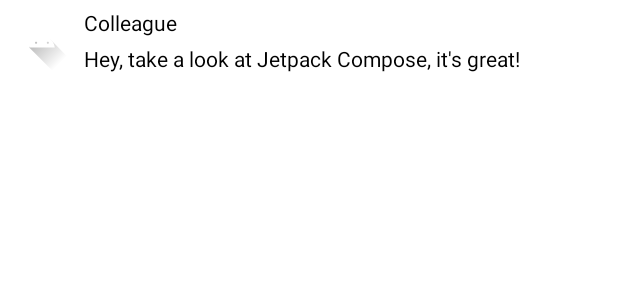
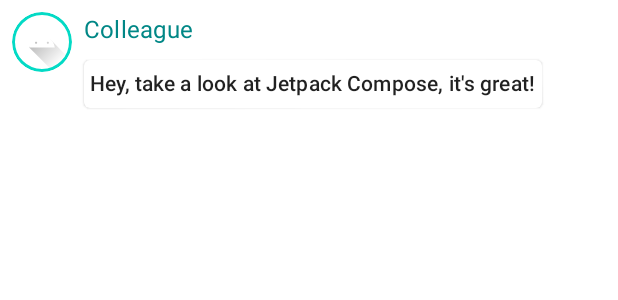
Before and after one commit to l2hyunwoo/AndroidComposeSamples, an Android app built with Jetpack Compose: the @Preview function PreviewMessageCard, on a phone screen of 412 x 824 dp. Shown: the top 300 px of the screen. Run offline under Robolectric (Android 15) with nearby library versions, the phone set to English and light mode, and no system bars.

Commit message:
Theme, Color, Style

```diff
--- a/app/src/main/java/com/nunu/composesamples/MainActivity.kt
+++ b/app/src/main/java/com/nunu/composesamples/MainActivity.kt
@@ -1,12 +1,16 @@
 package com.nunu.composesamples
 
+import android.content.res.Configuration
 import android.os.Bundle
 import android.widget.Space
 import androidx.activity.ComponentActivity
 import androidx.activity.compose.setContent
 import androidx.compose.foundation.Image
+import androidx.compose.foundation.border
 import androidx.compose.foundation.layout.*
 import androidx.compose.foundation.shape.CircleShape
+import androidx.compose.material.MaterialTheme
+import androidx.compose.material.Surface
 import androidx.compose.material.Text
 import androidx.compose.runtime.Composable
 import androidx.compose.ui.Modifier
@@ -14,6 +18,7 @@ import androidx.compose.ui.draw.clip
 import androidx.compose.ui.res.painterResource
 import androidx.compose.ui.tooling.preview.Preview
 import androidx.compose.ui.unit.dp
+import com.nunu.composesamples.theme.ComposeSampleTheme
 
 class MainActivity : ComponentActivity() {
     override fun onCreate(savedInstanceState: Bundle?) {
@@ -37,23 +42,43 @@ fun TextCard(
 fun MessageCard(
     messsage: Message
 ) {
+    ComposeSampleTheme {
         Row(modifier = Modifier.padding(8.dp)) {
             Image(
                 painter = painterResource(R.drawable.ic_launcher_foreground),
                 contentDescription = "Android",
-            modifier = Modifier.size(40.dp).clip(CircleShape)
+                modifier = Modifier.size(40.dp)
+                    .clip(CircleShape)
+                    .border(2.dp, MaterialTheme.colors.secondary, CircleShape)
             )
             Spacer(modifier = Modifier.width(8.dp))
             Column {
-            Text(text = messsage.author)
+                Text(
+                    text = messsage.author,
+                    color = MaterialTheme.colors.secondaryVariant,
+                    style = MaterialTheme.typography.subtitle1
+                )
                 Spacer(Modifier.height(8.dp))
-            Text(text = messsage.body)
+                Surface(
+                    shape = MaterialTheme.shapes.medium,
+                    elevation = 1.dp
+                ) {
+                    Text(
+                        text = messsage.body,
+                        modifier = Modifier.padding(4.dp),
+                        style = MaterialTheme.typography.subtitle2
+                    )
+                }
+            }
+        }
     }
 }
 
-}
-
-@Preview
+@Preview(
+    uiMode = Configuration.UI_MODE_NIGHT_YES,
+    showBackground = true,
+    name = "DarkMode"
+)
 @Composable
 fun PreviewMessageCard() {
     MessageCard(
--- /dev/null
+++ b/app/src/main/java/com/nunu/composesamples/theme/Shape.kt
@@ -0,0 +1,11 @@
+package com.nunu.composesamples.theme
+
+import androidx.compose.foundation.shape.RoundedCornerShape
+import androidx.compose.material.Shapes
+import androidx.compose.ui.unit.dp
+
+val Shapes = Shapes(
+    small = RoundedCornerShape(4.dp),
+    medium = RoundedCornerShape(4.dp),
+    large = RoundedCornerShape(0.dp)
+)
--- /dev/null
+++ b/app/src/main/java/com/nunu/composesamples/theme/Theme.kt
@@ -0,0 +1,47 @@
+package com.nunu.composesamples.theme
+
+import androidx.compose.foundation.isSystemInDarkTheme
+import androidx.compose.material.MaterialTheme
+import androidx.compose.material.darkColors
+import androidx.compose.material.lightColors
+import androidx.compose.runtime.Composable
+
+private val DarkColorPalette = darkColors(
+    primary = Purple200,
+    primaryVariant = Purple700,
+    secondary = Teal200
+)
+
+private val LightColorPalette = lightColors(
+    primary = Purple500,
+    primaryVariant = Purple700,
+    secondary = Teal200
+
+    /* Other default colors to override
+    background = Color.White,
+    surface = Color.White,
+    onPrimary = Color.White,
+    onSecondary = Color.Black,
+    onBackground = Color.Black,
+    onSurface = Color.Black,
+    */
+)
+
+@Composable
+fun ComposeSampleTheme(
+    darkTheme: Boolean = isSystemInDarkTheme(),
+    content: @Composable() () -> Unit
+) {
+    val colors = if (darkTheme) {
+        DarkColorPalette
+    } else {
+        LightColorPalette
+    }
+
+    MaterialTheme(
+        colors = colors,
+        typography = Typography,
+        shapes = Shapes,
+        content = content
+    )
+}
--- /dev/null
+++ b/app/src/main/java/com/nunu/composesamples/theme/Type.kt
@@ -0,0 +1,28 @@
+package com.nunu.composesamples.theme
+
+import androidx.compose.material.Typography
+import androidx.compose.ui.text.TextStyle
+import androidx.compose.ui.text.font.FontFamily
+import androidx.compose.ui.text.font.FontWeight
+import androidx.compose.ui.unit.sp
+
+// Set of Material typography styles to start with
+val Typography = Typography(
+    body1 = TextStyle(
+        fontFamily = FontFamily.Default,
+        fontWeight = FontWeight.Normal,
+        fontSize = 16.sp
+    )
+    /* Other default text styles to override
+    button = TextStyle(
+        fontFamily = FontFamily.Default,
+        fontWeight = FontWeight.W500,
+        fontSize = 14.sp
+    ),
+    caption = TextStyle(
+        fontFamily = FontFamily.Default,
+        fontWeight = FontWeight.Normal,
+        fontSize = 12.sp
+    )
+    */
+)
```
Also changed, not shown: app/src/main/java/com/nunu/composesamples/theme/Color.kt (added, +8 -0 lines). Lines whose indentation alone changed are shown as unchanged.
